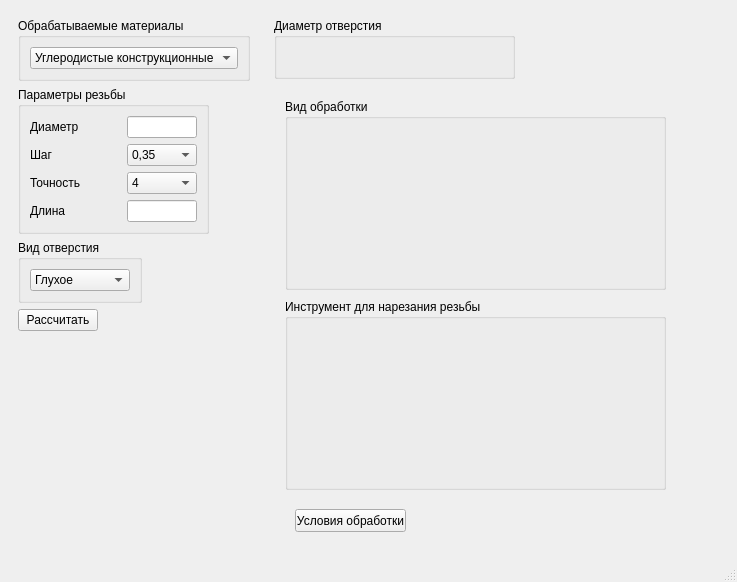
First picture: the form in MainWindow.ui, repository ViktorRoy94/pyqt_diplom, before the edit.
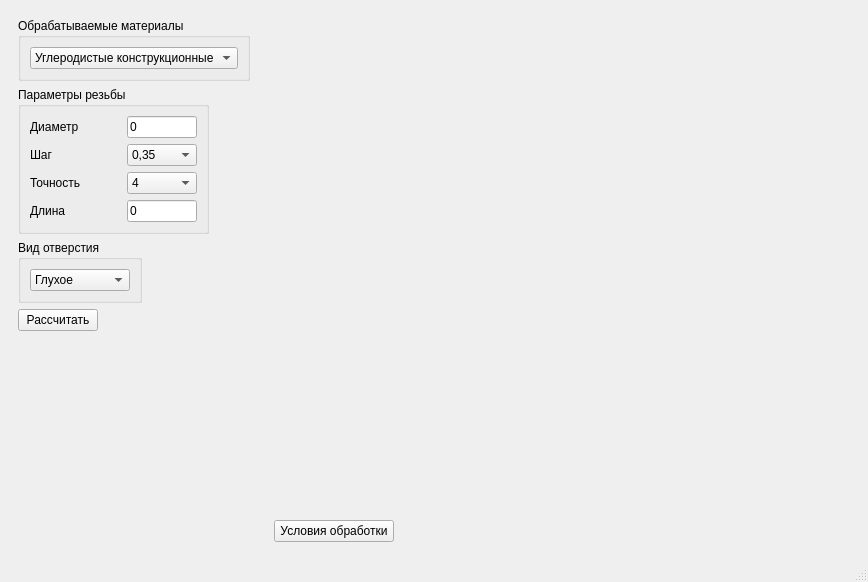
Second picture: the form after the edit.

```diff
--- a/MainWindow.ui
+++ b/MainWindow.ui
@@ -6,7 +6,7 @@
    <rect>
     <x>0</x>
     <y>0</y>
-    <width>737</width>
+    <width>868</width>
     <height>582</height>
    </rect>
   </property>
@@ -231,6 +231,9 @@
               <height>16777215</height>
              </size>
             </property>
+            <property name="text">
+             <string>0</string>
+            </property>
            </widget>
           </item>
           <item row="1" column="0">
@@ -441,6 +444,9 @@
               <height>16777215</height>
              </size>
             </property>
+            <property name="text">
+             <string>0</string>
+            </property>
            </widget>
           </item>
          </layout>
@@ -469,58 +475,24 @@
         <height>16777215</height>
        </size>
       </property>
-      <widget class="QGroupBox" name="groupBox_4">
-       <property name="geometry">
-        <rect>
-         <x>9</x>
-         <y>9</y>
-         <width>241</width>
-         <height>61</height>
-        </rect>
-       </property>
-       <property name="title">
-        <string>Диаметр отверстия</string>
-       </property>
-      </widget>
-      <widget class="QGroupBox" name="groupBox_5">
-       <property name="geometry">
-        <rect>
-         <x>20</x>
-         <y>90</y>
-         <width>381</width>
-         <height>191</height>
-        </rect>
-       </property>
-       <property name="title">
-        <string>Вид обработки</string>
-       </property>
-      </widget>
-      <widget class="QGroupBox" name="groupBox_6">
-       <property name="geometry">
-        <rect>
-         <x>20</x>
-         <y>290</y>
-         <width>381</width>
-         <height>191</height>
-        </rect>
-       </property>
-       <property name="title">
-        <string>Инструмент для нарезания резьбы</string>
-       </property>
-      </widget>
-      <widget class="QPushButton" name="pushButton_2">
-       <property name="geometry">
-        <rect>
-         <x>30</x>
-         <y>500</y>
-         <width>111</width>
-         <height>23</height>
-        </rect>
-       </property>
-       <property name="text">
-        <string>Условия обработки</string>
-       </property>
-      </widget>
+      <layout class="QVBoxLayout" name="verticalLayout">
+       <item>
+        <widget class="QWidget" name="webW" native="true"/>
+       </item>
+       <item>
+        <widget class="QPushButton" name="obrabB">
+         <property name="maximumSize">
+          <size>
+           <width>120</width>
+           <height>16777215</height>
+          </size>
+         </property>
+         <property name="text">
+          <string>Условия обработки</string>
+         </property>
+        </widget>
+       </item>
+      </layout>
      </widget>
     </item>
    </layout>
```
Left out of the diff: 20 changed lines with no effect on the pictures.
